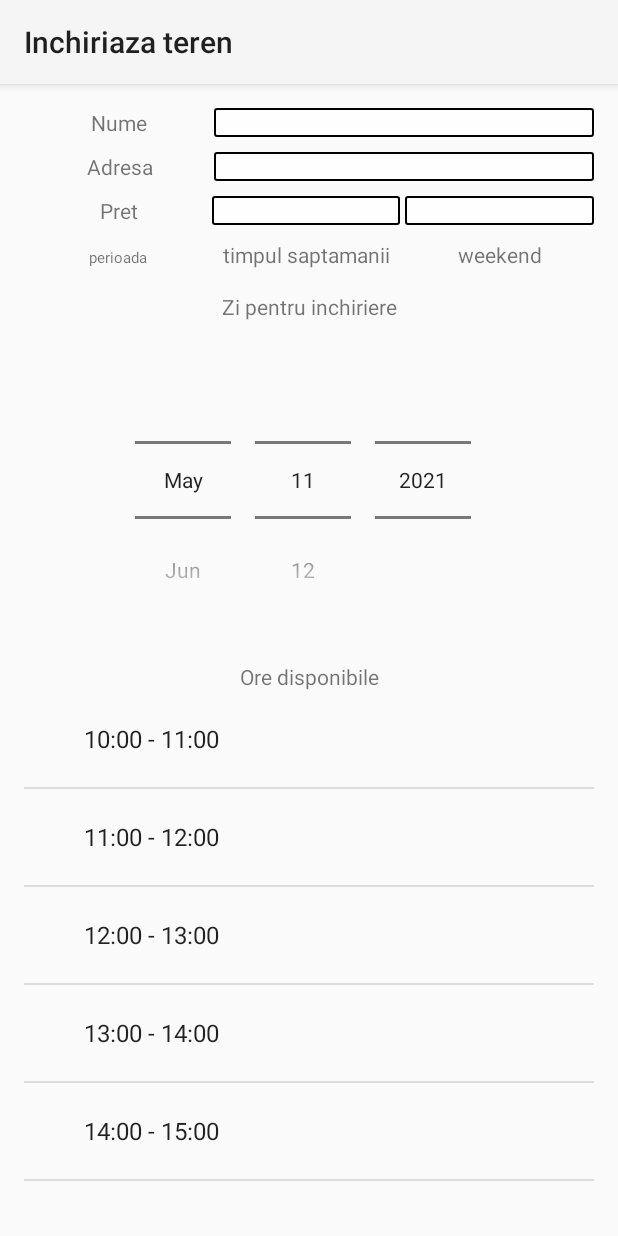
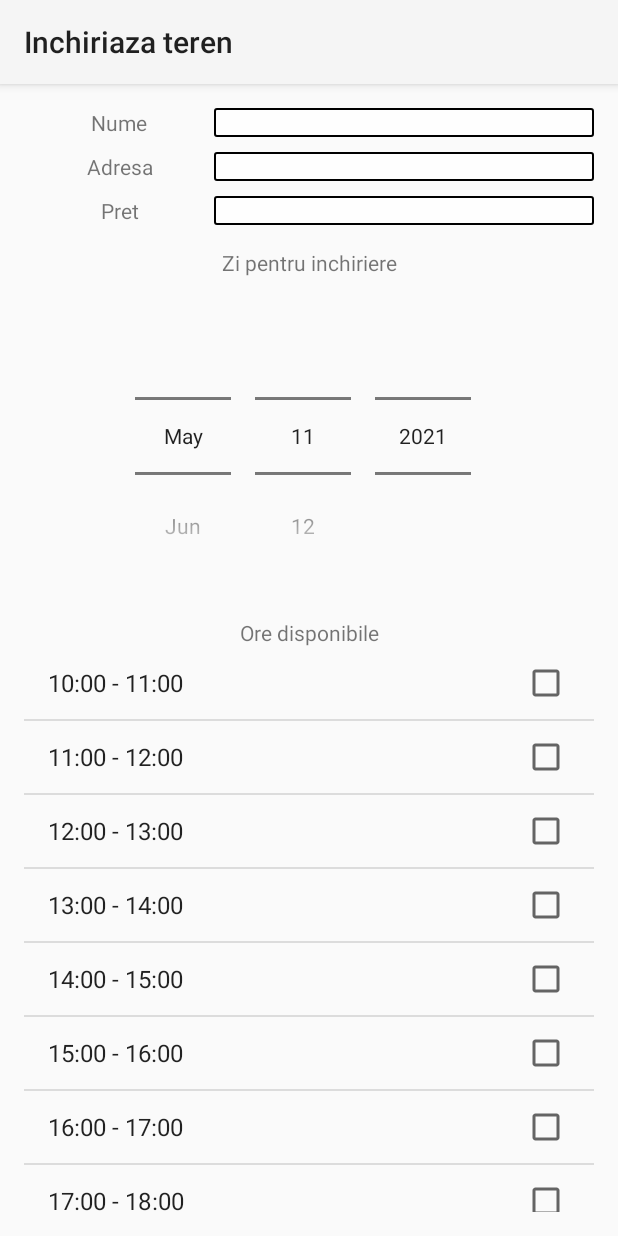
Before and after one commit to mariusburlacu/FirstApp, an Android app: the InchiriazaTeren screen opened directly, with no data from a screen before it, on a phone screen of 412 x 824 dp. Run offline under Robolectric (Android 15) with nearby library versions, the light colour scheme and no system bars; our stand-ins replace Firebase (no records; nobody signed in at launch, a user with empty details on screens opened directly); 3 statements that could not run were skipped.

Commit message:
InchiriazaTeren aproape terminat!! (chestii de modificat pentru firebase)

```diff
--- a/app/src/main/java/com/example/firstapp/InchiriazaTeren.java
+++ b/app/src/main/java/com/example/firstapp/InchiriazaTeren.java
@@ -3,9 +3,11 @@ package com.example.firstapp;
 import android.content.Intent;
 import android.os.Bundle;
 import android.util.Log;
+import android.util.SparseBooleanArray;
 import android.view.View;
 import android.view.ViewGroup;
 import android.widget.Adapter;
+import android.widget.AdapterView;
 import android.widget.ArrayAdapter;
 import android.widget.Button;
 import android.widget.DatePicker;
@@ -13,6 +15,7 @@ import android.widget.LinearLayout;
 import android.widget.ListAdapter;
 import android.widget.ListView;
 import android.widget.TextView;
+import android.widget.Toast;
 
 import androidx.annotation.NonNull;
 import androidx.annotation.Nullable;
@@ -25,20 +28,24 @@ import com.google.firebase.database.DatabaseReference;
 import com.google.firebase.database.FirebaseDatabase;
 import com.google.firebase.database.ValueEventListener;
 
+import java.util.ArrayList;
 import java.util.Date;
+import java.util.HashMap;
 import java.util.List;
+import java.util.Map;
 
 public class InchiriazaTeren extends AppCompatActivity {
     private TextView nume_teren;
     private TextView adresa_teren;
-    private TextView pret_teren_zi_saptamana;
-    private TextView pret_teren_weekend;
+    private TextView pret_teren;
     private DatePicker zi_inchiriere;
     private ListView lv_ore;
     private Button btn_inchiriaza;
     private DatabaseReference reff;
     public String nume_teren_extra;
     public String cifra_sector;
+    private List<String> ore_ocupate;
+    private List<String> ore_ocupate_baza_de_date = new ArrayList<>();
 
     @Override
     protected void onCreate(@Nullable Bundle savedInstanceState) {
@@ -53,13 +60,61 @@ public class InchiriazaTeren extends AppCompatActivity {
         Log.v("cifra_sector", cifra_sector);
         Log.v("nume_teren_extra", nume_teren_extra);
 
+        ore_ocupate = new ArrayList<>();
+
         initViews();
-        ArrayAdapter<CharSequence> oreAdapter = ArrayAdapter.createFromResource(this, R.array.ore, android.R.layout.simple_expandable_list_item_1);
+        ArrayAdapter<CharSequence> oreAdapter = ArrayAdapter.createFromResource(this, R.array.ore, android.R.layout.simple_list_item_multiple_choice);
+
+        lv_ore.setChoiceMode(ListView.CHOICE_MODE_MULTIPLE);
         lv_ore.setAdapter(oreAdapter);
 
         autocompletareDate();
 
+        getOreFromFirebase(new OreListCallback() {
+            @Override
+            public void onCallback(List<String> value) {
+                Log.v("ore", value.toString());
+                for(String ora : value){
+                    for(int i = 0; i < 12; i++){
+                        if(ora.equals(lv_ore.getItemAtPosition(i))){
+                            View child = lv_ore.getChildAt(i);
+                            child.setBackgroundColor(getResources().getColor(R.color.common_google_signin_btn_text_dark_disabled));
+                            child.setEnabled(false);
+                            child.setOnClickListener(null);
+                        }
+                    }
+                }
+            }
+        });
 
+
+
+        btn_inchiriaza.setOnClickListener(new View.OnClickListener() {
+            @Override
+            public void onClick(View view) {
+                getOreFromFirebase(new OreListCallback() {
+                    @Override
+                    public void onCallback(List<String> value) {
+                        ore_ocupate.clear();
+                        ore_ocupate = value;
+                        int len = lv_ore.getCount();
+                        SparseBooleanArray checked = lv_ore.getCheckedItemPositions();
+                        for(int i = 0; i < len ; i++){
+                            if(checked.get(i)){
+                                ore_ocupate.add((String) oreAdapter.getItem(i));
+                            }
+                        }
+                        reff.child("TerenuriFotbal").child("Sector " + cifra_sector).child(nume_teren_extra).child("oreSelectate").setValue(ore_ocupate);
+                        lv_ore.clearChoices();
+                        oreAdapter.notifyDataSetChanged();
+
+                        Toast.makeText(view.getContext(), "Ati rezervat cu succes!", Toast.LENGTH_LONG).show();
+                        Intent intent = new Intent(InchiriazaTeren.this, MainActivity2.class);
+                        startActivity(intent);
+                    }
+                });
+            }
+        });
 
         Date dataCurenta = new Date();
         zi_inchiriere.setMaxDate(dataCurenta.getTime() + 604800000);
@@ -70,8 +125,7 @@ public class InchiriazaTeren extends AppCompatActivity {
     private void initViews(){
         nume_teren = findViewById(R.id.tv_rent_nume);
         adresa_teren = findViewById(R.id.tv_rent_adresa);
-        pret_teren_zi_saptamana = findViewById(R.id.tv_rent_pret_week);
-        pret_teren_weekend = findViewById(R.id.tv_rent_pret_weekend);
+        pret_teren = findViewById(R.id.tv_rent_pret_week);
         zi_inchiriere = findViewById(R.id.dp_start);
         lv_ore = findViewById(R.id.lv_ore);
         btn_inchiriaza = findViewById(R.id.btn_rent);
@@ -84,6 +138,30 @@ public class InchiriazaTeren extends AppCompatActivity {
                 Sport terenCurent = snapshot.child("TerenuriFotbal").child("Sector " + cifra_sector).child(nume_teren_extra).getValue(Sport.class);
                 nume_teren.setText(terenCurent.getNume());
                 adresa_teren.setText(terenCurent.getAdresa());
+                pret_teren.setText(terenCurent.getPret());
+            }
+
+            @Override
+            public void onCancelled(@NonNull DatabaseError error) {
+
+            }
+        });
+    }
+
+    public interface OreListCallback{
+        void onCallback(List<String> value);
+    }
+
+    public void getOreFromFirebase(final OreListCallback myCallback){
+        reff.child("TerenuriFotbal").child("Sector " + cifra_sector).child(nume_teren_extra).child("oreSelectate").addListenerForSingleValueEvent(new ValueEventListener() {
+            @Override
+            public void onDataChange(@NonNull DataSnapshot snapshot) {
+                    for (DataSnapshot dataSnapshot : snapshot.getChildren()) {
+                        String ora = (String) dataSnapshot.getValue();
+                        assert ora != null;
+                        ore_ocupate_baza_de_date.add(ora);
+                    }
+                    myCallback.onCallback(ore_ocupate_baza_de_date);
             }
 
             @Override
--- a/app/src/main/res/layout/sport_rent_layout.xml
+++ b/app/src/main/res/layout/sport_rent_layout.xml
@@ -79,59 +79,13 @@
             <TextView
                 android:layout_width="0dp"
                 android:layout_height="wrap_content"
-                android:layout_weight="1"
+                android:layout_weight="2"
                 android:gravity="center"
                 android:background="@drawable/border"
                 android:id="@+id/tv_rent_pret_week"
                 />
 
-            <TextView
-                android:layout_width="0dp"
-                android:layout_height="wrap_content"
-                android:layout_weight="1"
-                android:gravity="center"
-                android:background="@drawable/border"
-                android:id="@+id/tv_rent_pret_weekend"
-                android:layout_marginLeft="3dp"
-                />
-
         </LinearLayout>
-
-
-        <LinearLayout
-            android:layout_width="match_parent"
-            android:layout_height="wrap_content"
-            android:weightSum="3"
-            android:orientation="horizontal"
-            android:layout_marginTop="10dp">
-
-            <TextView
-                android:layout_width="0dp"
-                android:layout_height="wrap_content"
-                android:text="@string/perioada"
-                android:layout_weight="1"
-                android:gravity="center"
-                android:textSize="10dp"/>
-
-            <TextView
-                android:layout_width="0dp"
-                android:layout_height="wrap_content"
-                android:layout_weight="1"
-                android:gravity="center"
-                android:text="@string/pret_timpul_sapt"
-                />
-
-            <TextView
-                android:layout_width="0dp"
-                android:layout_height="wrap_content"
-                android:layout_weight="1"
-                android:gravity="center"
-                android:layout_marginLeft="3dp"
-                android:text="@string/pret_weekend"
-                />
-
-        </LinearLayout>
-
 
         <TextView
             android:layout_width="match_parent"
```
Also changed, not shown: app/src/main/java/com/example/firstapp/Sport.java (+26 -1 lines).
